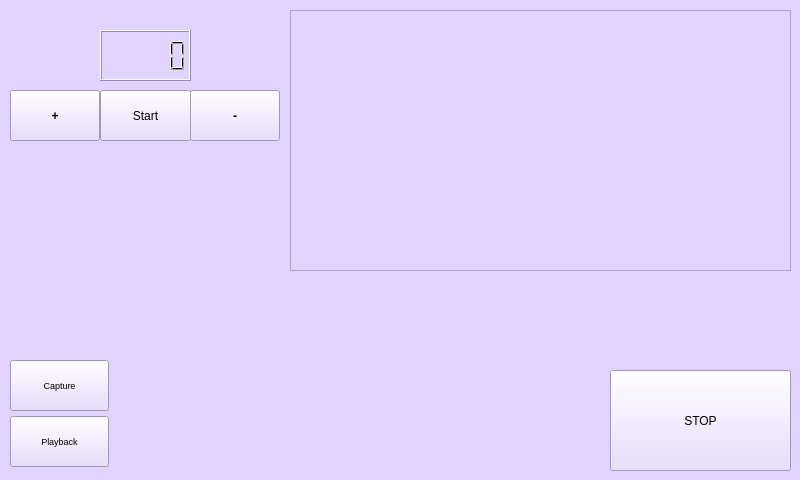
First picture: the form in mainwindow.ui, repository fredericabry/raspiloop, before the edit.
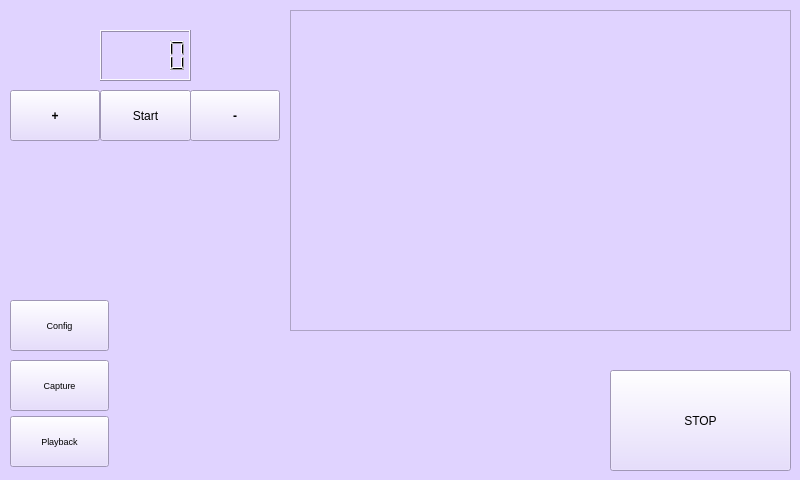
Second picture: the form after the edit.

What changed in the file:
```diff
--- a/mainwindow.ui
+++ b/mainwindow.ui
@@ -35,7 +35,7 @@
       <x>290</x>
       <y>10</y>
       <width>501</width>
-      <height>261</height>
+      <height>321</height>
      </rect>
     </property>
     <property name="font">
@@ -164,6 +164,25 @@
      <string>Capture</string>
     </property>
    </widget>
+   <widget class="QPushButton" name="bConfig">
+    <property name="geometry">
+     <rect>
+      <x>10</x>
+      <y>300</y>
+      <width>99</width>
+      <height>51</height>
+     </rect>
+    </property>
+    <property name="font">
+     <font>
+      <pointsize>7</pointsize>
+      <italic>false</italic>
+     </font>
+    </property>
+    <property name="text">
+     <string>Config</string>
+    </property>
+   </widget>
   </widget>
  </widget>
  <layoutdefault spacing="6" margin="11"/>
```
